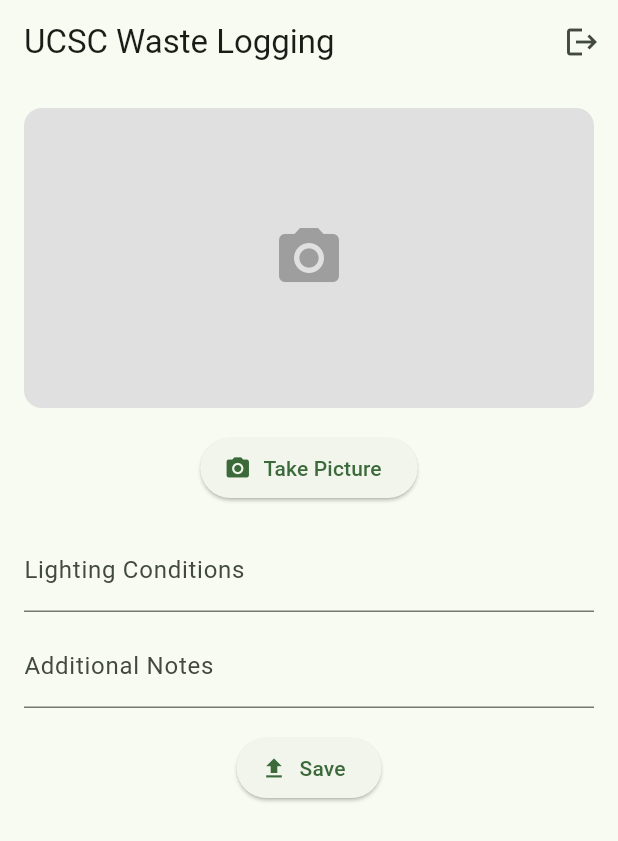
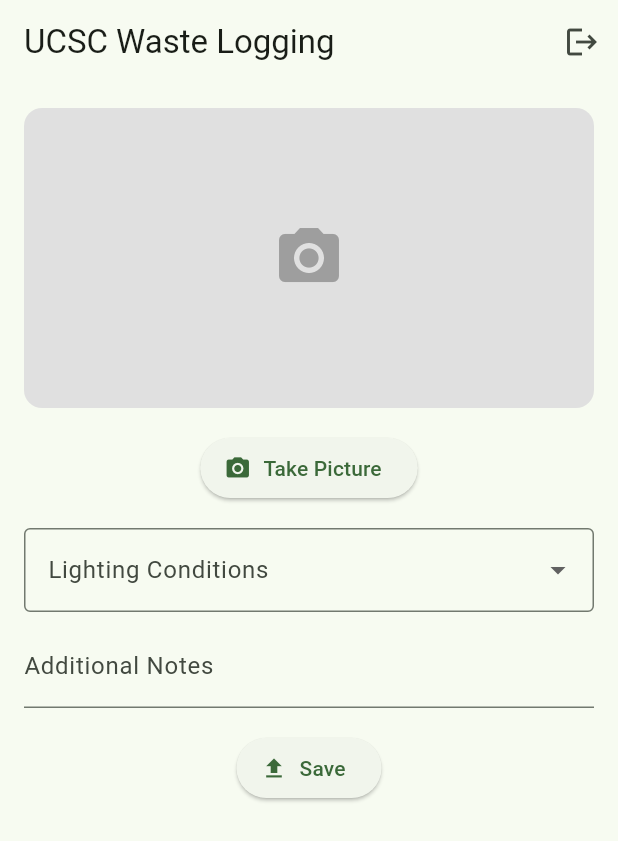
Before and after one commit to nchalla3/ucsc-waste-tagging, a Flutter app: the screen it shows once a user with an empty profile is signed in, after a tap on "Save", on a phone screen of 412 x 824 dp. Shown: the top 841 px of the screen. Run offline on Flutter 3.47's test engine with Material 3 defaults, Android fonts, the phone set to English and light mode, and no system bars; our stand-ins replace cloud_firestore, firebase_auth, firebase_core, firebase_storage, google_sign_in, image_picker; accounts and stored records are empty.

Commit message:
changed lighting dropdown

```diff
--- a/lib/screens/home/home_page.dart
+++ b/lib/screens/home/home_page.dart
@@ -16,8 +16,16 @@
   File? _imageFile;
   final picker = ImagePicker();
 
-  final TextEditingController _lightingController = TextEditingController();
   final TextEditingController _notesController = TextEditingController();
+
+  String? _selectedLighting;
+  final List<String> _lightingOptions = [
+    'Bright Daylight',
+    'Night/Low Light',
+    'Indoor Light',
+    'Other',
+  ];
+  final TextEditingController _customLightingController = TextEditingController();
 
   Future<void> _pickImage() async {
     final pickedFile = await picker.pickImage(source: ImageSource.camera);
@@ -39,7 +47,9 @@
       // Save metadata to Firestore
       await FirebaseFirestore.instance.collection('waste_reports').add({
         'imageUrl': imageUrl,
-        'lighting': _lightingController.text,
+        'lighting': _selectedLighting == 'Other' && _customLightingController.text.isNotEmpty
+            ? _customLightingController.text
+            : _selectedLighting,
         'notes': _notesController.text,
         'timestamp': FieldValue.serverTimestamp(),
         'userId': FirebaseAuth.instance.currentUser?.uid,
@@ -55,8 +65,9 @@
 
       setState(() {
         _imageFile = null;
-        _lightingController.clear();
         _notesController.clear();
+        _selectedLighting = null;
+        _customLightingController.clear();
       });
     } catch (e) {
       ScaffoldMessenger.of(context).showSnackBar(
@@ -112,10 +123,39 @@
               onPressed: _pickImage,
             ),
             const SizedBox(height: 16),
-            TextField(
-              controller: _lightingController,
-              decoration: const InputDecoration(labelText: 'Lighting Conditions'),
+            // Lighting Conditions Dropdown
+            DropdownButtonFormField<String>(
+              value: _selectedLighting,
+              decoration: const InputDecoration(
+                labelText: 'Lighting Conditions',
+                border: OutlineInputBorder(),
+              ),
+              items: _lightingOptions
+                  .map((option) => DropdownMenuItem(
+                        value: option,
+                        child: Text(option),
+                      ))
+                  .toList(),
+              onChanged: (value) {
+                setState(() {
+                  _selectedLighting = value;
+                  if (value != 'Other') {
+                    _customLightingController.clear();
+                  }
+                });
+              },
             ),
+            if (_selectedLighting == 'Other')
+              Padding(
+                padding: const EdgeInsets.only(top: 8.0),
+                child: TextField(
+                  controller: _customLightingController,
+                  decoration: const InputDecoration(
+                    labelText: 'Please specify lighting',
+                    border: OutlineInputBorder(),
+                  ),
+                ),
+              ),
             const SizedBox(height: 8),
             TextField(
               controller: _notesController,
```
